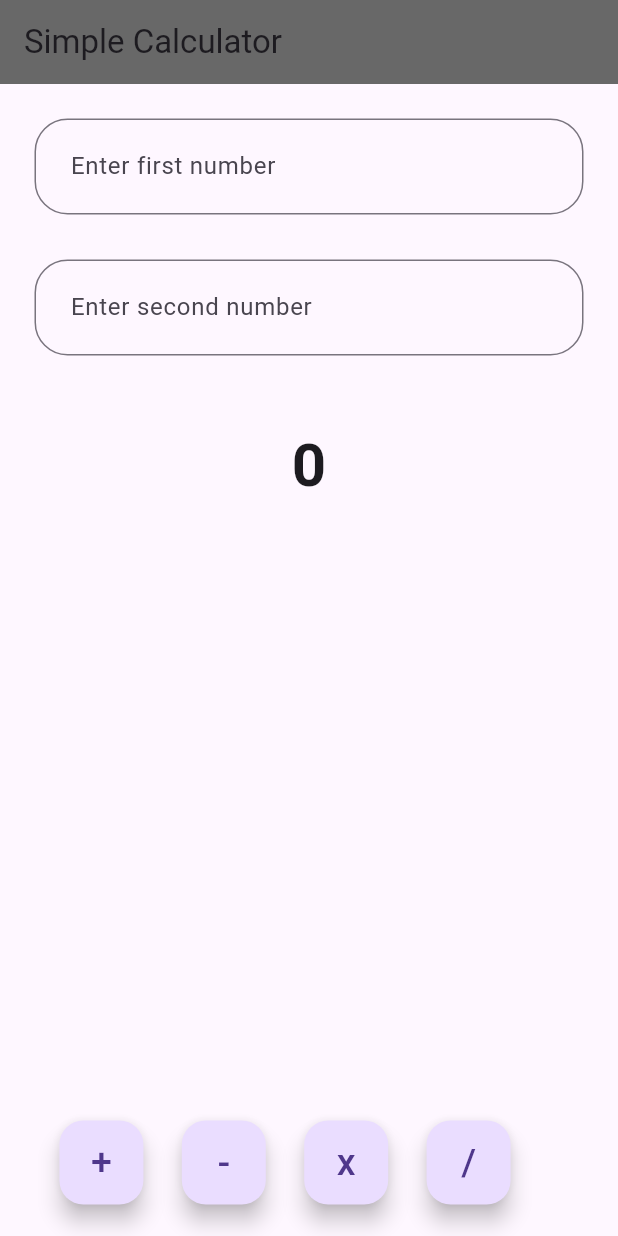
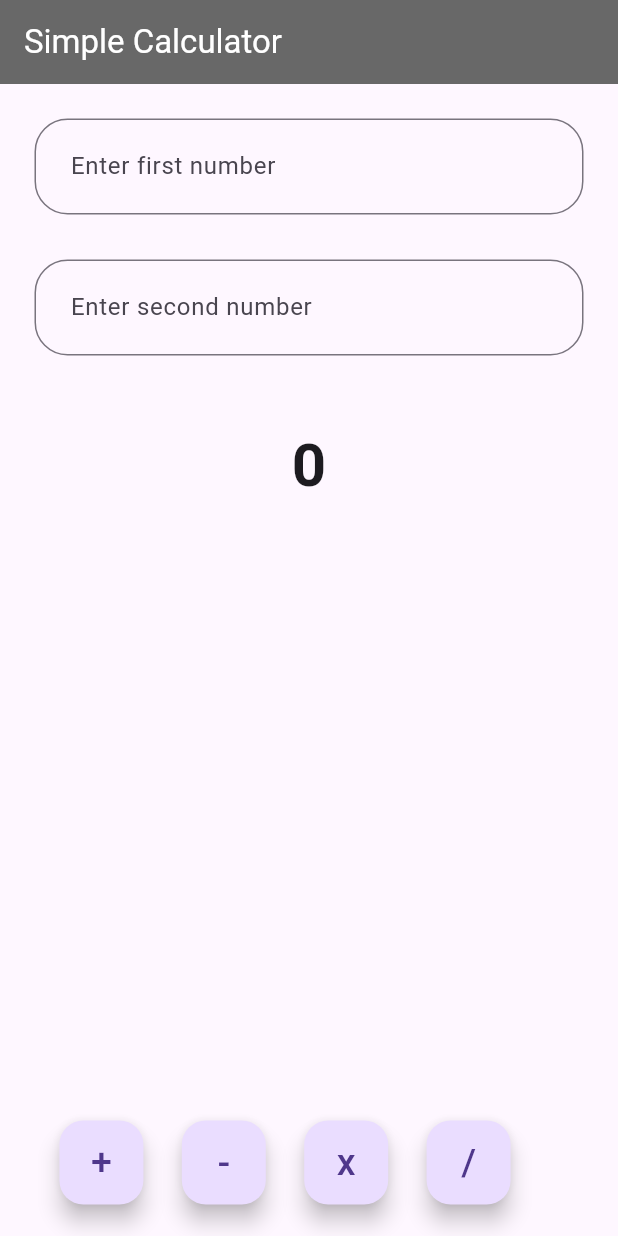
Before and after one commit to nostoc/flutter, a Flutter app: the screen it shows after launch, on a phone screen of 412 x 824 dp. Run offline on Flutter 3.47's test engine with Material 3 defaults, Android fonts, the light colour scheme and no system bars.

Commit message:
change app bar title color

```diff
--- a/calculator/lib/calculator.dart
+++ b/calculator/lib/calculator.dart
@@ -36,7 +36,6 @@ class _CalculatorPageState extends State<CalculatorPage> {
       int number1 = int.tryParse(_number1Controller.text) ?? 0;
       int number2 = int.tryParse(_number2Controller.text) ?? 0;
       _result = (number1 / number2).ceil();
-
     });
   }
 
@@ -63,6 +62,8 @@ class _CalculatorPageState extends State<CalculatorPage> {
       appBar: AppBar(
         title: const Text(
           "Simple Calculator",
+          style: TextStyle(color: Color(0xffffffff)),
+          textAlign: TextAlign.center,
         ),
         backgroundColor: const Color(0xFF686868),
       ),
```
